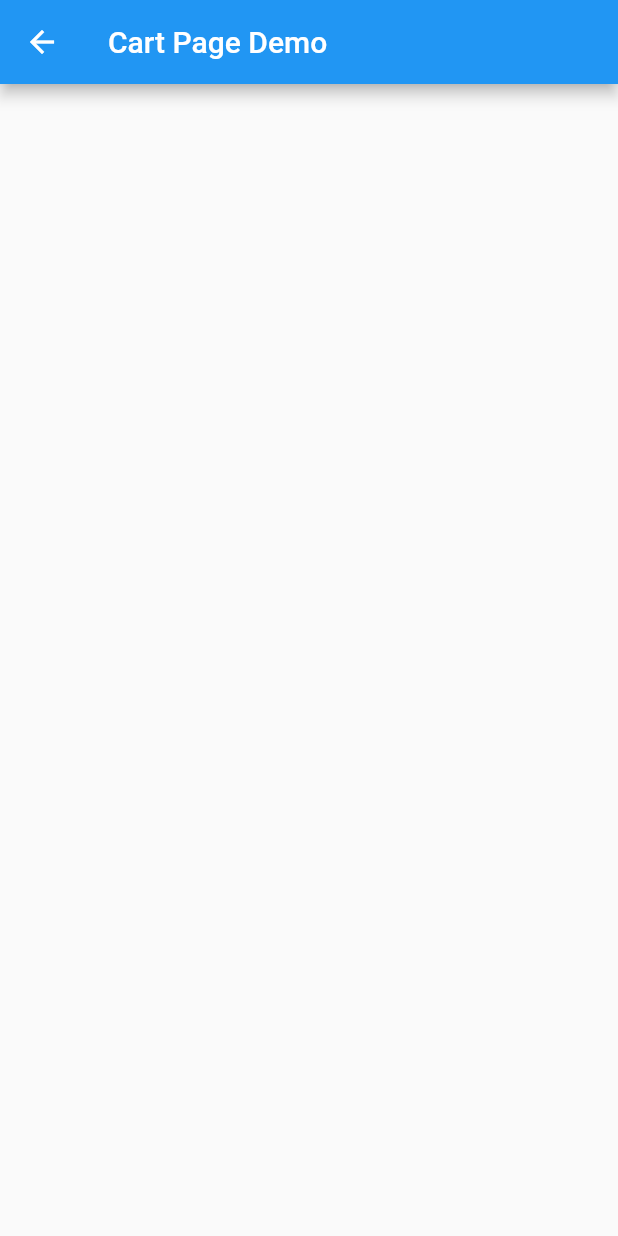
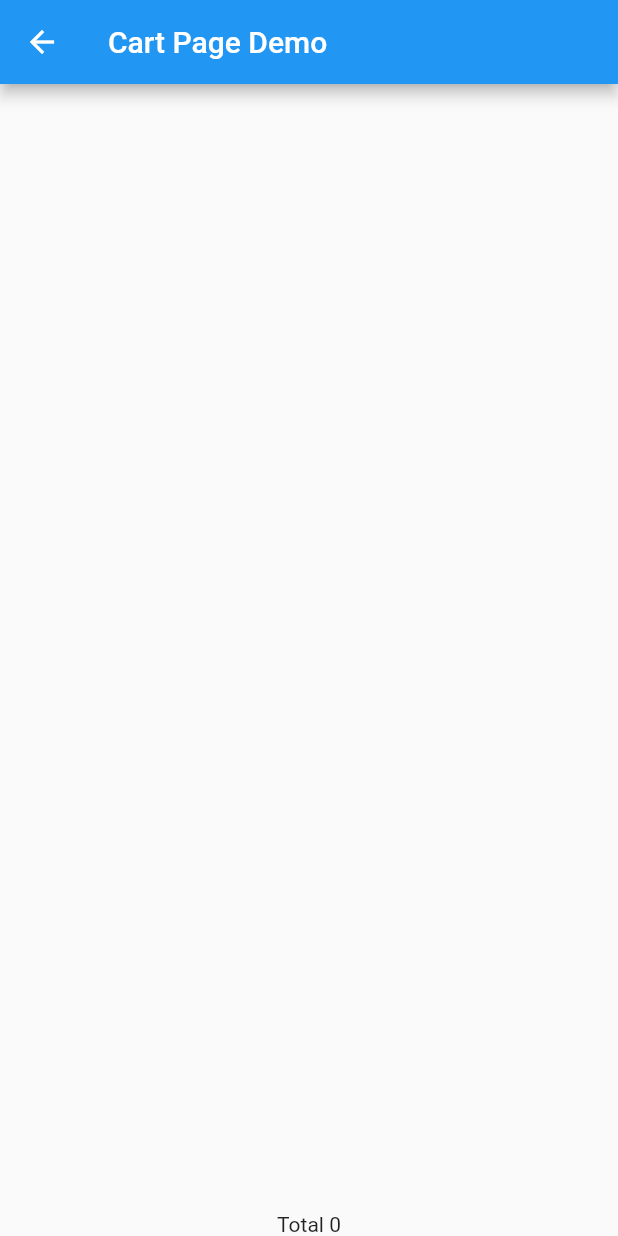
Before and after one commit to Towfiq-Roni/cart_management, a Flutter app: the screen it shows after launch, after a tap on the "shopping cart" icon, on a phone screen of 412 x 824 dp. Run offline on Flutter 3.47's test engine with Material 2 defaults, Android fonts, the phone set to English and light mode, and no system bars.

Commit message:
okay, basic done

```diff
--- a/lib/cart.dart
+++ b/lib/cart.dart
@@ -36,8 +36,8 @@ class CartPage extends StatelessWidget {
 
   @override
   Widget build(BuildContext context) {
-    final getList = context.watch<CartProvider>();
-    print(getList.list);
+    final cart = context.watch<CartProvider>();
+    print(cart.getList);
     // final headingItem =
     // ModalRoute.of(context)!.settings.arguments as HeadingItem;
     return Scaffold(
@@ -49,10 +49,12 @@ class CartPage extends StatelessWidget {
         // Text('Product List'),
         Expanded(
           child: Container(
-              height: 1000,
-              width: 500,
+              // height: 1000,
+              // width: 500,
+              child: ListenableProvider.value(
+                value: cart,
                 child: ListView.builder(
-                  itemCount: <HeadingItem>[].length,
+                    itemCount: Provider.of<CartProvider>(context).list.length,
                     itemBuilder: (context, index) {
                       // final item = items[index];
                       // return ListTile(
@@ -62,9 +64,10 @@ class CartPage extends StatelessWidget {
                       return Container(
                         child: Column(
                           children: [
-                          Provider.value(
-                            value: getList,
-                              child: Text('${getList.list}')),
+                            ListenableProvider.value(
+                              value: cart,
+                                child: Text(cart.getList[index].product.toString())),
+                            Text('Price = ${cart.getList[index].price}'),
                         ]),
                       );
                       //   ListTile(
@@ -72,7 +75,13 @@ class CartPage extends StatelessWidget {
                       //   // title: item.buildTitle(context),
                       //   // subtitle: item.buildSubtitle(context),
                       // );
-                  })),
+                    }),
+              )),
+
+        ),
+        ListenableProvider.value(
+          value: cart,
+          child: Text('Total ${cart.getTotal}'),
         ),
       ],
     )
--- a/lib/cart_provider.dart
+++ b/lib/cart_provider.dart
@@ -9,17 +9,31 @@ import 'package:cart_management/list.dart';
 import 'package:flutter/widgets.dart';
 
 class CartProvider with ChangeNotifier{
+  int _total = 0;
+  // int price = 0;
+
   List<HeadingItem> list = <HeadingItem>[];
 
   List<HeadingItem> get getList => list;
 
+  int get getTotal => _total;
+
   addToList(String product, int price){
     list.add(HeadingItem(product, price));
+    // increment().value = total+price;
+    _total += price;
     notifyListeners();
+    print('Value increased $_total');
   }
 
   deleteFromList(int index){
     list.removeAt(index);
     notifyListeners();
   }
+
+  // increment(){
+  //   int value = total;
+  //   notifyListeners();
+  //   print('Value incrememnt $value');
+  // }
 }
--- a/lib/list.dart
+++ b/lib/list.dart
@@ -36,14 +36,18 @@ class HeadingItem implements ListItem {
   Widget buildTitle(BuildContext context) {
     return Container(
       child: Row(
-        // mainAxisAlignment: MainAxisAlignment.center,
+        mainAxisAlignment: MainAxisAlignment.spaceBetween,
         children: <Widget>[
           Column(
             children: [
               Text(
-                '$product.$price',
+                '$product',
                 style: Theme.of(context).textTheme.headline5,
               ),
+              Text(
+                '$price',
+
+              )
             ],
           ),
           // SizedBox(width: 100),
@@ -58,7 +62,7 @@ class HeadingItem implements ListItem {
                           onPressed: () {
                             context.read<CartProvider>()
                                 .addToList(product, price);
-                            print('$CartProvider');
+                            print('$CartProvider initialized');
                             // Navigator.push(context,
                             //     MaterialPageRoute(builder: (context) => const CartPage(),
                                     // settings: RouteSettings(
```
Lines whose indentation alone changed are shown as unchanged.
